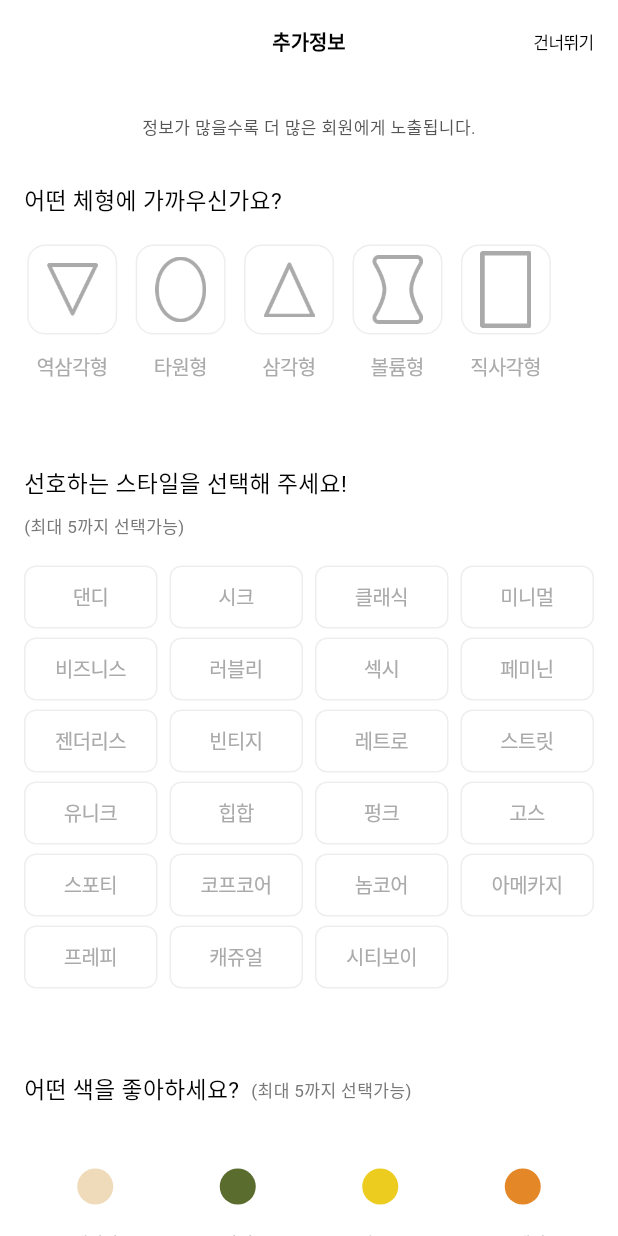
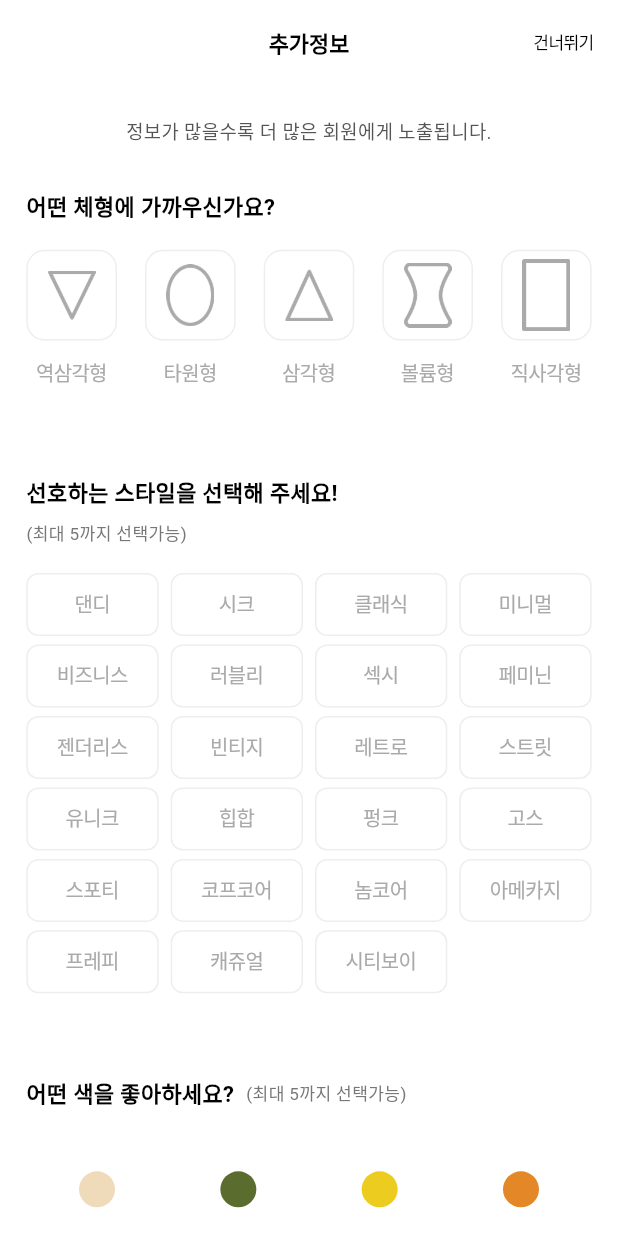
Before and after one commit to alstlr1927/showny_v1, a Flutter app: the InputAdditionalInfoScreen screen opened by its route, on a phone screen of 412 x 824 dp. Run offline on Flutter 3.47's test engine with Material 3 defaults, Android fonts, the light colour scheme and no system bars; our stand-ins replace blur, card_swiper, carousel_slider, dio, dropdown_button2, easy_localization and 16 more; missing offline and left inert: flutter_naver_login, kakao_flutter_sdk_common, kakao_flutter_sdk_user, sendbird_chat_sdk, widget_mask; accounts and stored records are empty; generated files the repository leaves out were written again; Roboto replaces fonts that are missing (pretendard).

Commit message:
[Fix] 부가정보 입력 및 비밀번호 찾기 수정

```diff
--- a/lib/screens/common/components/body_type_button.dart
+++ b/lib/screens/common/components/body_type_button.dart
@@ -2,6 +2,7 @@ import 'package:flutter/cupertino.dart';
 import 'package:flutter/material.dart';
 import 'package:showny/constants.dart';
 import 'package:showny/models/body.dart';
+import 'package:showny/utils/showny_style.dart';
 
 class BodyTypeButton extends StatefulWidget {
   const BodyTypeButton({
@@ -47,7 +48,7 @@ class _BodyTypeButtonState extends State<BodyTypeButton> {
               shape: RoundedRectangleBorder(
                 side: BorderSide(
                   color: widget.isSelected
-                      ? Colors.black
+                      ? ShownyStyle.mainPurple
                       : const Color(0xFFEEEEEE),
                   width: widget.isSelected ? 2 : 1,
                 ),
--- a/lib/screens/common/components/style_button.dart
+++ b/lib/screens/common/components/style_button.dart
@@ -2,6 +2,7 @@ import 'package:flutter/cupertino.dart';
 import 'package:flutter/material.dart';
 import 'package:showny/constants.dart';
 import 'package:showny/models/style.dart';
+import 'package:showny/utils/showny_style.dart';
 
 class StyleButton extends StatelessWidget {
   const StyleButton({
@@ -25,9 +26,11 @@ class StyleButton extends StatelessWidget {
       child: Container(
         width: (MediaQuery.of(context).size.width - 56.0) / 4,
         decoration: ShapeDecoration(
+          color: isSelected ? ShownyStyle.mainPurple : ShownyStyle.white,
           shape: RoundedRectangleBorder(
             side: BorderSide(
-              color: isSelected ? Colors.black : const Color(0xFFEEEEEE),
+              color:
+                  isSelected ? ShownyStyle.mainPurple : const Color(0xFFEEEEEE),
             ),
             borderRadius: BorderRadius.circular(8.0),
           ),
@@ -38,7 +41,7 @@ class StyleButton extends StatelessWidget {
             child: Text(
               style.converToString,
               style: Constants.defaultTextStyle.copyWith(
-                color: isSelected ? Colors.black : const Color(0xFFAAAAAA),
+                color: isSelected ? ShownyStyle.white : const Color(0xFFAAAAAA),
               ),
             ),
           ),
--- a/lib/screens/common/components/sv_button.dart
+++ b/lib/screens/common/components/sv_button.dart
@@ -27,11 +27,11 @@ class SVButton extends StatelessWidget {
   @override
   Widget build(BuildContext context) {
     return Container(
-      height: 48.0,
+      height: 48.toWidth,
       decoration: ShapeDecoration(
           shape: RoundedRectangleBorder(
         side: BorderSide(color: strokeColor ?? Colors.transparent, width: 0.5),
-        borderRadius: BorderRadius.circular(12.0),
+        borderRadius: BorderRadius.circular(8),
       )),
       child: CupertinoButton(
         padding: EdgeInsets.zero,
--- a/lib/screens/intro/components/preset_color_button.dart
+++ b/lib/screens/intro/components/preset_color_button.dart
@@ -1,6 +1,7 @@
 import 'package:easy_localization/easy_localization.dart';
 import 'package:flutter/cupertino.dart';
 import 'package:flutter/material.dart';
+import 'package:showny/utils/showny_style.dart';
 
 class PresetColorButton extends StatelessWidget {
   const PresetColorButton({
@@ -39,13 +40,11 @@ class PresetColorButton extends StatelessWidget {
           const SizedBox(height: 12),
           Text(
             presetColor.convertToString,
-            style: TextStyle(
+            style: ShownyStyle.caption(
               color: isSelected ? Colors.black : const Color(0xFFAAAAAA),
-              fontSize: 12,
-              fontFamily: 'pretendard',
-              fontWeight: FontWeight.w400,
+              weight: FontWeight.w600,
             ),
-          )
+          ),
         ],
       ),
     );
--- a/lib/screens/intro/screen/email_sign_up2_screen.dart
+++ b/lib/screens/intro/screen/email_sign_up2_screen.dart
@@ -435,7 +435,7 @@ class _EmailSignUp2ScreenState extends State<EmailSignUp2Screen> {
       child: Scaffold(
         resizeToAvoidBottomInset: false,
         appBar: AppBar(
-          // automaticallyImplyLeading: false,
+          automaticallyImplyLeading: false,
           title: Text(tr("email_sign_up_screen2.title")),
           titleTextStyle: FontHelper.bold_16_000000,
           centerTitle: true,
--- a/lib/screens/intro/screen/find_password_screen.dart
+++ b/lib/screens/intro/screen/find_password_screen.dart
@@ -12,6 +12,7 @@ import 'package:showny/screens/intro/components/showny_dialog.dart';
 import 'package:showny/screens/intro/components/sign_up_text_field.dart';
 import 'package:showny/screens/intro/screen/email_login_screen.dart';
 import 'package:showny/screens/intro/screen/send_reset_password_mail_screen.dart';
+import 'package:showny/utils/showny_style.dart';
 
 import '../../../utils/validator.dart';
 
@@ -44,8 +45,10 @@ class _FindPasswordScreenState extends State<FindPasswordScreen> {
       },
       child: Scaffold(
         appBar: AppBar(
-          title: Text(tr("find_password_screen.find_password"),
-          style: FontHelper.bold_16_000000,),
+          title: Text(
+            tr("find_password_screen.find_password"),
+            style: FontHelper.bold_16_000000,
+          ),
           leading: CupertinoButton(
             padding: EdgeInsets.zero,
             child: Image.asset(
@@ -105,16 +108,15 @@ class _FindPasswordScreenState extends State<FindPasswordScreen> {
                       ? Colors.white
                       : const Color(0xFF555555),
                   backgroundColor: (email.isNotEmpty && !inValidEmailSub)
-                      ? Colors.black
+                      ? ShownyStyle.mainPurple
                       : const Color(0xFFEEEEEE),
                   onPressed: () {
                     isLoading = true;
 
-                    ApiHelper.shared.findPassword(
-                      email,
-                      (success) {
+                    ApiHelper.shared.findPassword(email, (success) {
                       Navigator.push(
-                          context, PageRouteBuilderRightLeft(
+                          context,
+                          PageRouteBuilderRightLeft(
                             child: SendResetPasswordMailScreen(
                               sendSuccess: success,
                               recentRouteName: EmailLoginScreen.routeName,
@@ -122,8 +124,7 @@ class _FindPasswordScreenState extends State<FindPasswordScreen> {
                             ),
                           ));
                       isLoading = false;
-                      },
-                      (error) {
+                    }, (error) {
                       var dialog = ShownyDialog(
                         message: tr("find_password_screen.not_found_email"),
                         primaryRoute: routeName,
--- a/lib/screens/intro/screen/input_additional_Information_screen.dart
+++ b/lib/screens/intro/screen/input_additional_Information_screen.dart
@@ -13,6 +13,8 @@ import 'package:showny/screens/intro/components/showny_dialog.dart';
 import 'package:showny/screens/root_screen.dart';
 import 'package:provider/provider.dart';
 import 'package:showny/providers/user_model_provider.dart';
+import 'package:showny/utils/showny_style.dart';
+import 'package:showny/utils/showny_util.dart';
 
 class InputAdditionalInfoScreen extends StatefulWidget {
   const InputAdditionalInfoScreen({super.key});
@@ -39,7 +41,13 @@ class _InputAdditionalInfoScreenState extends State<InputAdditionalInfoScreen> {
     return Scaffold(
       resizeToAvoidBottomInset: false,
       appBar: AppBar(
-        title: Text(tr("input_additional_info_screen.title")),
+        title: Text(
+          tr("input_additional_info_screen.title"),
+          style: ShownyStyle.body2(
+            color: ShownyStyle.black,
+            weight: FontWeight.w600,
+          ),
+        ),
         centerTitle: true,
         automaticallyImplyLeading: false,
         actions: [
@@ -74,7 +82,7 @@ class _InputAdditionalInfoScreenState extends State<InputAdditionalInfoScreen> {
       body: SingleChildScrollView(
         child: SingleChildScrollView(
           child: Padding(
-            padding: const EdgeInsetsDirectional.all(16),
+            padding: EdgeInsetsDirectional.all(16.toWidth),
             child: Column(
               children: [
                 const SizedBox(
@@ -83,12 +91,7 @@ class _InputAdditionalInfoScreenState extends State<InputAdditionalInfoScreen> {
                 Text(
                   tr("input_additional_info_screen.info_label_exposure"),
                   textAlign: TextAlign.center,
-                  style: const TextStyle(
-                    color: Color(0xFF555555),
-                    fontSize: 12,
-                    fontFamily: 'pretendard',
-                    fontWeight: FontWeight.w400,
-                  ),
+                  style: ShownyStyle.caption(color: const Color(0xFF555555)),
                 ),
                 Column(
                   crossAxisAlignment: CrossAxisAlignment.start,
@@ -96,32 +99,19 @@ class _InputAdditionalInfoScreenState extends State<InputAdditionalInfoScreen> {
                     const SizedBox(height: 29),
                     Text(
                       tr("input_additional_info_screen.label_body_type"),
-                      style: const TextStyle(
-                        color: Colors.black,
-                        fontSize: 16,
-                        fontFamily: 'pretendard',
-                        fontWeight: FontWeight.w400,
-                      ),
+                      style: ShownyStyle.body2(
+                          color: ShownyStyle.black, weight: FontWeight.w600),
                     ),
                     const SizedBox(height: 18),
-                    SizedBox(
-                      height: 90,
-                      child: GridView.builder(
-                        // shrinkWrap: true,
-                        scrollDirection: Axis.horizontal,
-                        itemCount: BodyType.values.length,
-                        gridDelegate:
-                            const SliverGridDelegateWithFixedCrossAxisCount(
-                                crossAxisCount: 1,
-                                mainAxisSpacing: 8.0,
-                                childAspectRatio: 1.4),
-                        itemBuilder: (BuildContext context, int index) {
+                    Row(
+                      mainAxisAlignment: MainAxisAlignment.spaceBetween,
+                      children: List.generate(5, (index) {
                         return BodyTypeButton(
                           enableMultiSelect: false,
                           bodyType: BodyType.values[index],
                           selectedBodyType: selectedBodyType,
-                            itemPadding: 12,
-                            itemWidth: 60,
+                          itemPadding: 12.toWidth,
+                          itemWidth: 55.toWidth,
                           isSelected: selectedBodyType?.index == index,
                           onPressed: (bodyType) {
                             setState(() {
@@ -134,20 +124,16 @@ class _InputAdditionalInfoScreenState extends State<InputAdditionalInfoScreen> {
                             activateCompleteButton();
                           },
                         );
-                        },
-                      ),
+                      }),
                     ),
                     const SizedBox(height: 58),
                     Row(
                       children: [
                         Text(
                           tr("input_additional_info_screen.label_select_styles"),
-                          style: const TextStyle(
-                            color: Colors.black,
-                            fontSize: 16,
-                            fontFamily: 'pretendard',
-                            fontWeight: FontWeight.w400,
-                          ),
+                          style: ShownyStyle.body2(
+                              color: ShownyStyle.black,
+                              weight: FontWeight.w600),
                         ),
                       ],
                     ),
@@ -173,12 +159,9 @@ class _InputAdditionalInfoScreenState extends State<InputAdditionalInfoScreen> {
                       children: [
                         Text(
                           tr("input_additional_info_screen.label_select_colors"),
-                          style: const TextStyle(
-                            color: Colors.black,
-                            fontSize: 16,
-                            fontFamily: 'pretendard',
-                            fontWeight: FontWeight.w400,
-                          ),
+                          style: ShownyStyle.body2(
+                              color: ShownyStyle.black,
+                              weight: FontWeight.w600),
                         ),
                         const SizedBox(width: 8),
                         Text(
@@ -237,7 +220,7 @@ class _InputAdditionalInfoScreenState extends State<InputAdditionalInfoScreen> {
                         ? Colors.white
                         : const Color(0xFF555555),
                     backgroundColor: isActiveCompleteButton
-                        ? Colors.black
+                        ? ShownyStyle.mainPurple
                         : const Color(0xFFEEEEEE),
                     onPressed: isActiveCompleteButton
                         ? () {
@@ -266,7 +249,8 @@ class _InputAdditionalInfoScreenState extends State<InputAdditionalInfoScreen> {
                               debugPrint(error);
                             });
                           }
-                        : null)
+                        : null),
+                SizedBox(height: ShownyStyle.defaultBottomPadding()),
               ],
             ),
           ),
--- a/lib/screens/intro/screen/input_essential_information_screen.dart
+++ b/lib/screens/intro/screen/input_essential_information_screen.dart
@@ -12,8 +12,7 @@ import 'package:showny/screens/intro/screen/input_additional_information_screen.
 import 'package:showny/screens/tabs/profile/my_profile/components/sv_text_field.dart';
 import 'package:provider/provider.dart';
 import 'package:showny/providers/user_model_provider.dart';
-
-import '../../tabs/profile/my_profile/components/sv_dropdown.dart';
+import 'package:showny/utils/showny_style.dart';
 
 class InputEssentialInfoScreen extends StatefulWidget {
   const InputEssentialInfoScreen({super.key});
@@ -81,7 +80,7 @@ class _InputEssentialInfoScreenState extends State<InputEssentialInfoScreen> {
                       backgroundColor: (isMale == null)
                           ? const Color(0xFFEEEEEE)
                           : isMale!
-                              ? Colors.black
+                              ? ShownyStyle.mainPurple
                               : const Color(0xFFEEEEEE),
                       titleColor: (isMale == null)
                           ? const Color(0xFF555555)
@@ -102,7 +101,7 @@ class _InputEssentialInfoScreenState extends State<InputEssentialInfoScreen> {
                       backgroundColor: (isMale == null)
                           ? const Color(0xFFEEEEEE)
                           : !isMale!
-                              ? Colors.black
+                              ? ShownyStyle.mainPurple
                               : const Color(0xFFEEEEEE),
                       titleColor: (isMale == null)
                           ? const Color(0xFF555555)
@@ -200,7 +199,7 @@ class _InputEssentialInfoScreenState extends State<InputEssentialInfoScreen> {
                             : Colors.white,
                         backgroundColor: isIDVerified
                             ? const Color(0xFFEEEEEE)
-                            : Colors.black,
+                            : ShownyStyle.mainPurple,
                         onPressed: () {
                           if (idController.text.trim().isEmpty) {
                             return;
@@ -334,7 +333,7 @@ class _InputEssentialInfoScreenState extends State<InputEssentialInfoScreen> {
               const Spacer(),
               SVButton(
                 title: tr("common.complete"),
-                backgroundColor: Colors.black,
+                backgroundColor: ShownyStyle.mainPurple,
                 titleColor:
                     isActivated ? Colors.white : const Color(0xFF555555),
                 onPressed: isActivated
```
Lines whose indentation alone changed are shown as unchanged.
